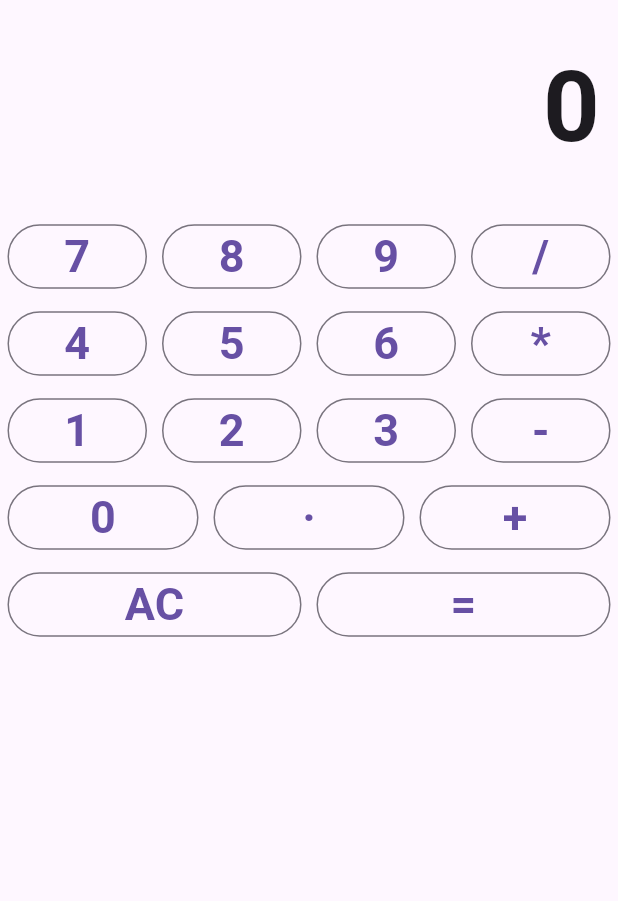
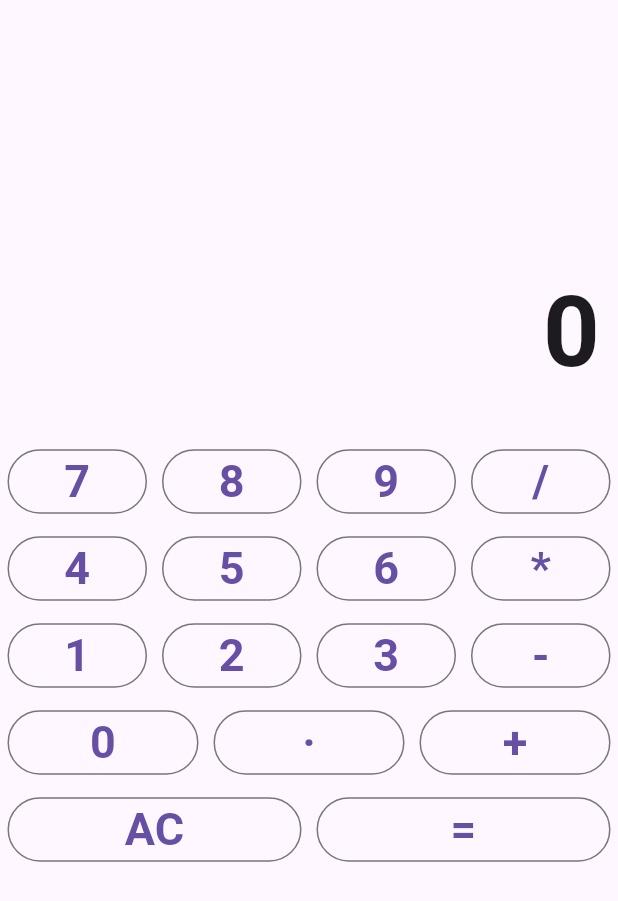
Before and after one commit to db110513/app_calculator, a Flutter app: the screen it shows after launch, on a phone screen of 412 x 824 dp. Shown: the top 901 px of the screen. Run offline on Flutter 3.47's test engine with Material 3 defaults, Android fonts, the phone set to English and light mode, and no system bars.

Commit message:
Actualització de la visualització del codi a l'arxiu .dart

```diff
--- a/lib/screens/home.dart
+++ b/lib/screens/home.dart
@@ -105,10 +105,10 @@ class _HomeState extends State<Home> {
     );
   }
 
-
   Widget build(BuildContext context) {
     return Scaffold(
         body: Container(
+          padding: EdgeInsets.only(top: 150),
             child: Column(
               children: [
                 Container(
@@ -117,11 +117,13 @@ class _HomeState extends State<Home> {
                         vertical: 24,
                         horizontal: 12
                     ),
-                    child: Text(output, style: TextStyle(
-                      fontSize: 66,
-                      fontWeight: FontWeight.bold,
-
-                    ))),
+                    child: Text(output,
+                        style: TextStyle(
+                          fontSize: 66,
+                          fontWeight: FontWeight.bold,
+                        )
+                    )
+                ),
 
 
                 Column(children: [
```
